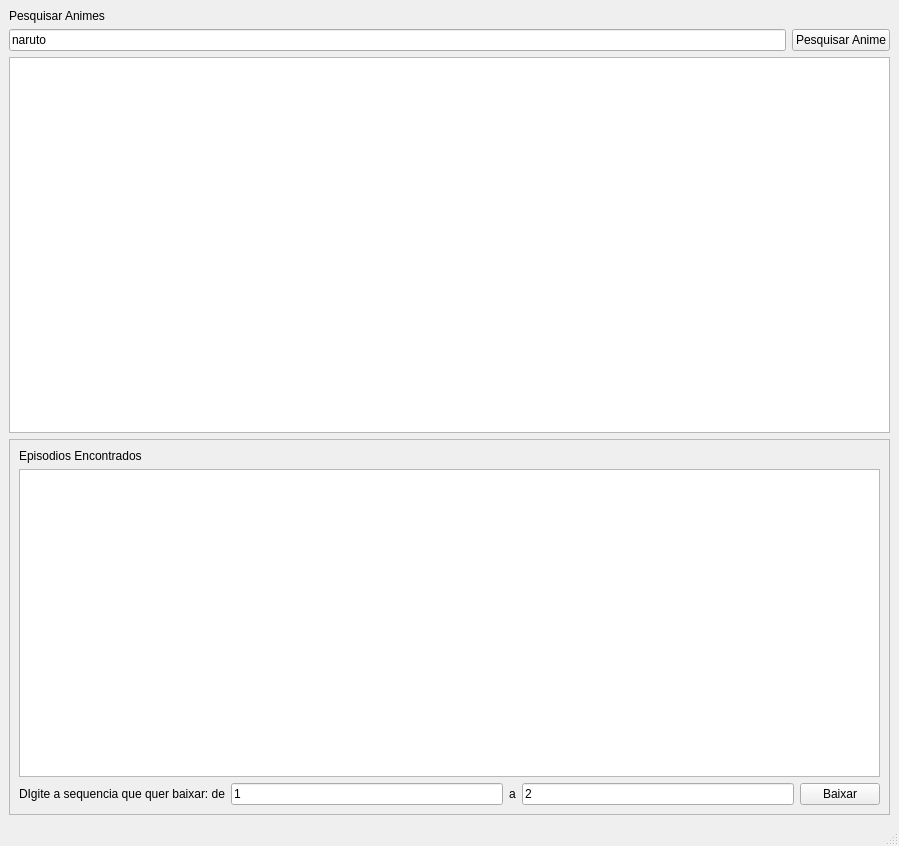
Qt form layout_animes.ui (chriscoliveira/animes_download_py) before a commit.
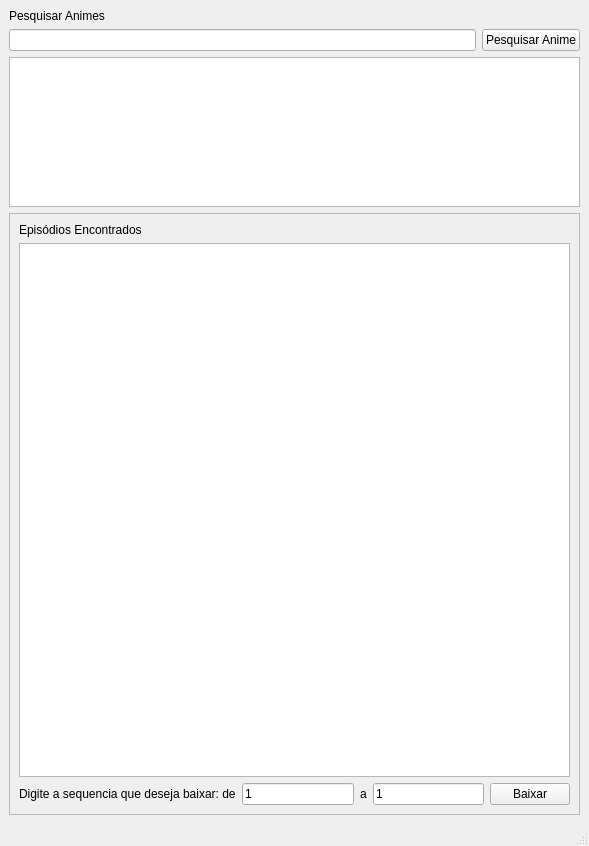
The same form after that commit.

What changed in the file:
```diff
--- a/layout_animes.ui
+++ b/layout_animes.ui
@@ -6,7 +6,7 @@
    <rect>
     <x>0</x>
     <y>0</y>
-    <width>899</width>
+    <width>589</width>
     <height>846</height>
    </rect>
   </property>
@@ -20,7 +20,7 @@
       <item row="1" column="0">
        <widget class="QLineEdit" name="ed_nome">
         <property name="text">
-         <string>naruto</string>
+         <string/>
         </property>
        </widget>
       </item>
@@ -32,7 +32,14 @@
        </widget>
       </item>
       <item row="2" column="0" colspan="2">
-       <widget class="QListWidget" name="lista_animes"/>
+       <widget class="QListWidget" name="lista_animes">
+        <property name="maximumSize">
+         <size>
+          <width>16777215</width>
+          <height>150</height>
+         </size>
+        </property>
+       </widget>
       </item>
       <item row="3" column="0" colspan="2">
        <widget class="QFrame" name="frame">
@@ -46,14 +53,14 @@
          <item row="2" column="3">
           <widget class="QLineEdit" name="ed_fim">
            <property name="text">
-            <string>2</string>
+            <string>1</string>
            </property>
           </widget>
          </item>
          <item row="0" column="0">
           <widget class="QLabel" name="label_2">
            <property name="text">
-            <string>Episodios Encontrados</string>
+            <string>Episódios Encontrados</string>
            </property>
           </widget>
          </item>
@@ -67,7 +74,7 @@
          <item row="2" column="0">
           <widget class="QLabel" name="label_3">
            <property name="text">
-            <string>DIgite a sequencia que quer baixar: de</string>
+            <string>Digite a sequencia que deseja baixar: de</string>
            </property>
           </widget>
          </item>
```
Left out of the diff: 2 changed lines with no effect on the pictures.
